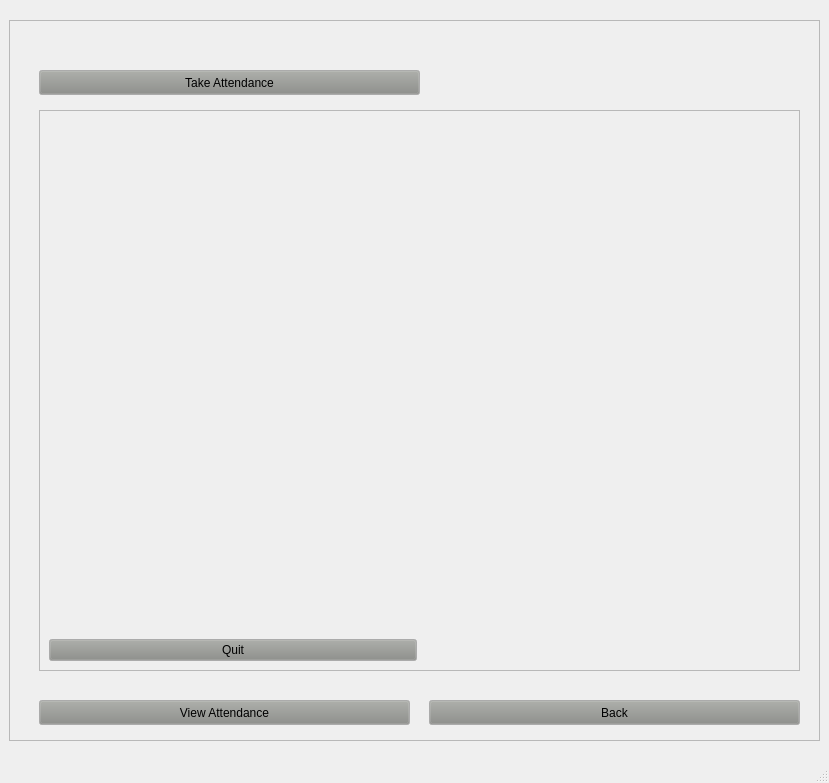
Above: App/ui/takeAttendance.ui from yonycherkos/automatic-classroom-attendance-system before the change. Below: the same form after it.
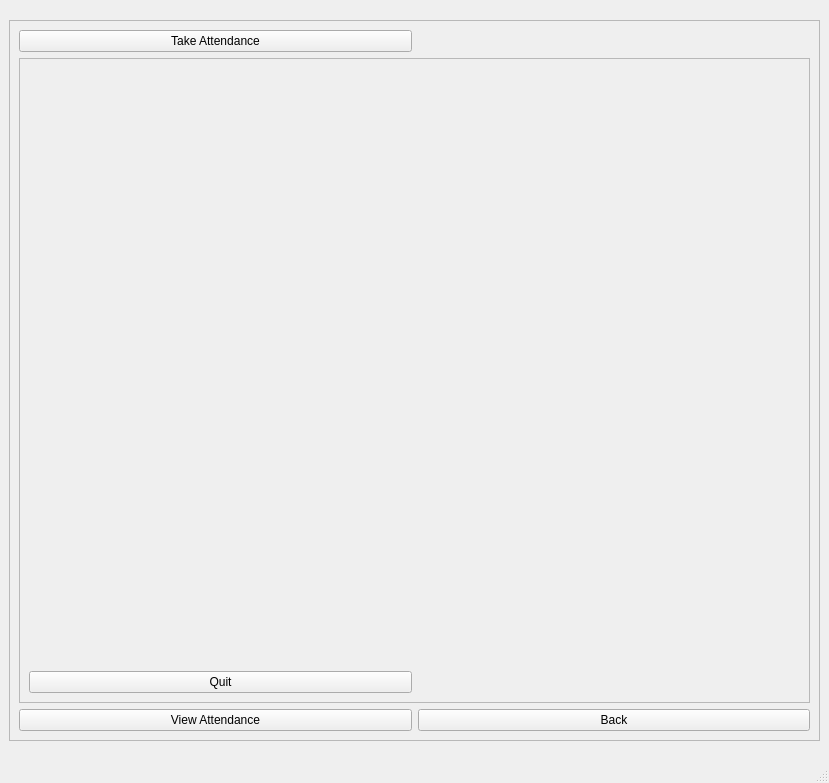
That is the form after the change.

Commit message: configure videolabel widget to fill the screen

What changed in the file:
```diff
--- a/App/ui/takeAttendance.ui
+++ b/App/ui/takeAttendance.ui
@@ -29,128 +29,16 @@
       <property name="frameShadow">
        <enum>QFrame::Raised</enum>
       </property>
-      <widget class="QPushButton" name="backBtn">
-       <property name="geometry">
-        <rect>
-         <x>420</x>
-         <y>680</y>
-         <width>371</width>
-         <height>25</height>
-        </rect>
-       </property>
-       <property name="palette">
-        <palette>
-         <active>
-          <colorrole role="Button">
-           <brush brushstyle="SolidPattern">
-            <color alpha="255">
-             <red>136</red>
-             <green>138</green>
-             <blue>133</blue>
-            </color>
-           </brush>
-          </colorrole>
-         </active>
-         <inactive>
-          <colorrole role="Button">
-           <brush brushstyle="SolidPattern">
-            <color alpha="255">
-             <red>136</red>
-             <green>138</green>
-             <blue>133</blue>
-            </color>
-           </brush>
-          </colorrole>
-         </inactive>
-         <disabled>
-          <colorrole role="Button">
-           <brush brushstyle="SolidPattern">
-            <color alpha="255">
-             <red>136</red>
-             <green>138</green>
-             <blue>133</blue>
-            </color>
-           </brush>
-          </colorrole>
-         </disabled>
-        </palette>
-       </property>
-       <property name="text">
-        <string>Back</string>
-       </property>
-      </widget>
+      <layout class="QGridLayout" name="gridLayout">
+       <item row="0" column="0">
       <widget class="QPushButton" name="takeAttendanceBtn">
-       <property name="geometry">
-        <rect>
-         <x>30</x>
-         <y>50</y>
-         <width>381</width>
-         <height>25</height>
-        </rect>
-       </property>
-       <property name="palette">
-        <palette>
-         <active>
-          <colorrole role="Button">
-           <brush brushstyle="SolidPattern">
-            <color alpha="255">
-             <red>136</red>
-             <green>138</green>
-             <blue>133</blue>
-            </color>
-           </brush>
-          </colorrole>
-         </active>
-         <inactive>
-          <colorrole role="Button">
-           <brush brushstyle="SolidPattern">
-            <color alpha="255">
-             <red>136</red>
-             <green>138</green>
-             <blue>133</blue>
-            </color>
-           </brush>
-          </colorrole>
-         </inactive>
-         <disabled>
-          <colorrole role="Button">
-           <brush brushstyle="SolidPattern">
-            <color alpha="255">
-             <red>136</red>
-             <green>138</green>
-             <blue>133</blue>
-            </color>
-           </brush>
-          </colorrole>
-         </disabled>
-        </palette>
-       </property>
        <property name="text">
         <string>Take Attendance</string>
        </property>
       </widget>
-      <widget class="QLabel" name="registerLabel">
-       <property name="geometry">
-        <rect>
-         <x>420</x>
-         <y>640</y>
-         <width>371</width>
-         <height>21</height>
-        </rect>
-       </property>
-       <property name="text">
-        <string>&lt;html&gt;&lt;head/&gt;&lt;body&gt;&lt;p&gt;&lt;span style=&quot; font-size:14pt; font-weight:600;&quot;&gt;&lt;/span&gt;&lt;/p&gt;&lt;/body&gt;&lt;/html&gt;</string>
-       </property>
-      </widget>
+       </item>
+       <item row="1" column="0" rowspan="2" colspan="2">
       <widget class="QFrame" name="videoFrame">
-       <property name="geometry">
-        <rect>
-         <x>30</x>
-         <y>90</y>
-         <width>761</width>
-         <height>561</height>
-        </rect>
-       </property>
        <property name="minimumSize">
         <size>
          <width>481</width>
@@ -164,7 +52,7 @@
         <enum>QFrame::Raised</enum>
        </property>
        <layout class="QGridLayout" name="gridLayout_2">
-        <item row="0" column="0" colspan="2">
+          <item row="0" column="0" colspan="2" alignment="Qt::AlignHCenter|Qt::AlignVCenter">
          <widget class="QLabel" name="videoLabel">
           <property name="minimumSize">
            <size>
@@ -188,43 +76,6 @@
         </item>
         <item row="1" column="0">
          <widget class="QPushButton" name="quitBtn">
-          <property name="palette">
-           <palette>
-            <active>
-             <colorrole role="Button">
-              <brush brushstyle="SolidPattern">
-               <color alpha="255">
-                <red>136</red>
-                <green>138</green>
-                <blue>133</blue>
-               </color>
-              </brush>
-             </colorrole>
-            </active>
-            <inactive>
-             <colorrole role="Button">
-              <brush brushstyle="SolidPattern">
-               <color alpha="255">
-                <red>136</red>
-                <green>138</green>
-                <blue>133</blue>
-               </color>
-              </brush>
-             </colorrole>
-            </inactive>
-            <disabled>
-             <colorrole role="Button">
-              <brush brushstyle="SolidPattern">
-               <color alpha="255">
-                <red>136</red>
-                <green>138</green>
-                <blue>133</blue>
-               </color>
-              </brush>
-             </colorrole>
-            </disabled>
-           </palette>
-          </property>
           <property name="text">
            <string>Quit</string>
           </property>
@@ -232,56 +83,29 @@
         </item>
        </layout>
       </widget>
+       </item>
+       <item row="2" column="1">
+        <widget class="QLabel" name="registerLabel">
+         <property name="text">
+          <string>&lt;html&gt;&lt;head/&gt;&lt;body&gt;&lt;p&gt;&lt;span style=&quot; font-size:14pt; font-weight:600;&quot;&gt;&lt;/span&gt;&lt;/p&gt;&lt;/body&gt;&lt;/html&gt;</string>
+         </property>
+        </widget>
+       </item>
+       <item row="3" column="0">
       <widget class="QPushButton" name="viewAttendanceBtn">
-       <property name="geometry">
-        <rect>
-         <x>30</x>
-         <y>680</y>
-         <width>371</width>
-         <height>25</height>
-        </rect>
-       </property>
-       <property name="palette">
-        <palette>
-         <active>
-          <colorrole role="Button">
-           <brush brushstyle="SolidPattern">
-            <color alpha="255">
-             <red>136</red>
-             <green>138</green>
-             <blue>133</blue>
-            </color>
-           </brush>
-          </colorrole>
-         </active>
-         <inactive>
-          <colorrole role="Button">
-           <brush brushstyle="SolidPattern">
-            <color alpha="255">
-             <red>136</red>
-             <green>138</green>
-             <blue>133</blue>
-            </color>
-           </brush>
-          </colorrole>
-         </inactive>
-         <disabled>
-          <colorrole role="Button">
-           <brush brushstyle="SolidPattern">
-            <color alpha="255">
-             <red>136</red>
-             <green>138</green>
-             <blue>133</blue>
-            </color>
-           </brush>
-          </colorrole>
-         </disabled>
-        </palette>
-       </property>
        <property name="text">
         <string>View Attendance</string>
        </property>
       </widget>
+       </item>
+       <item row="3" column="1">
+        <widget class="QPushButton" name="backBtn">
+         <property name="text">
+          <string>Back</string>
+         </property>
+        </widget>
+       </item>
+      </layout>
      </widget>
     </item>
    </layout>
```
Lines whose indentation alone changed are shown as unchanged. The commit also changes 6 other files.
